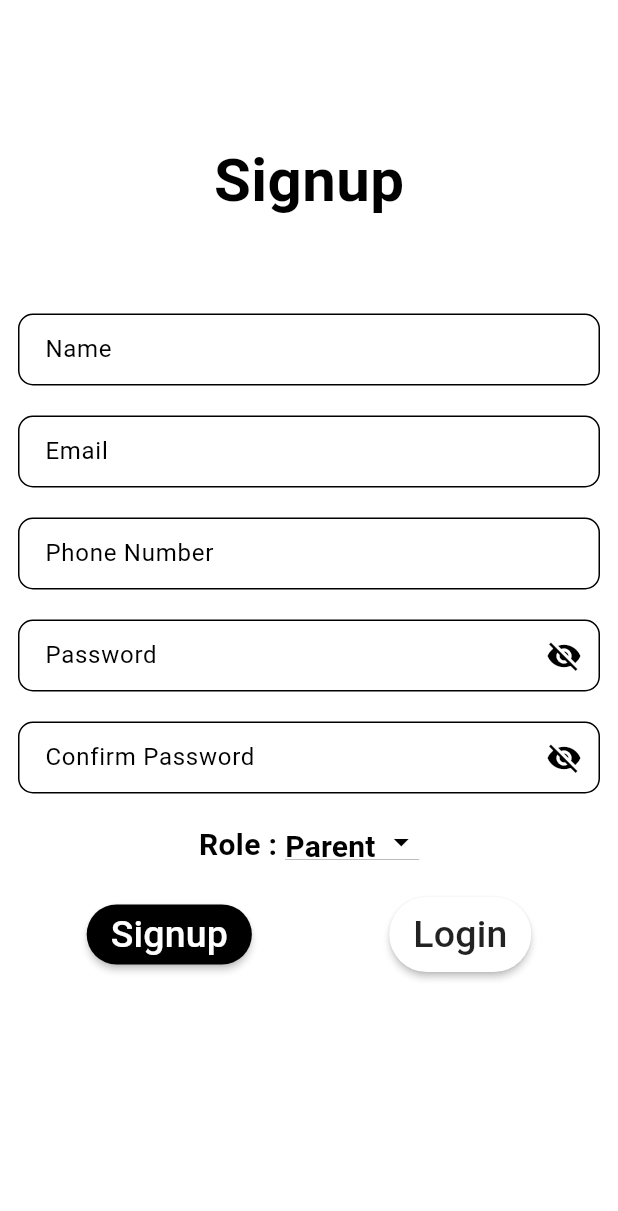
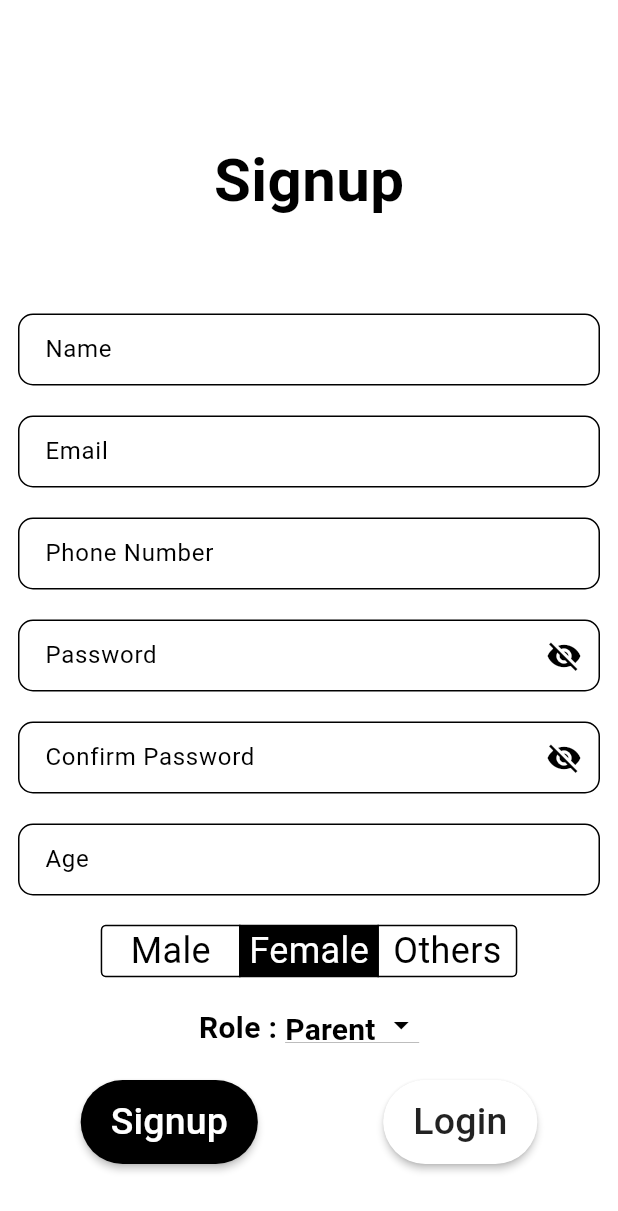
Before and after one commit to YuvrajSingh3110/memento, a Flutter app: the screen it shows after launch, after a tap on "Login", after a tap on "Signup", on a phone screen of 412 x 824 dp. Shown: the top 1211 px of the screen. Run offline on Flutter 3.47's test engine with Material 3 defaults, Android fonts, the phone set to English and light mode, and no system bars; our stand-ins replace cloud_firestore, firebase_auth, firebase_core, flutter_tts, google_maps_flutter, google_nav_bar and 7 more; missing offline and left inert: flutter_barcode_scanner, flutter_phone_direct_caller, flutter_polyline_points, flutter_sms_android, syncfusion_flutter_core; accounts and stored records are empty.

Commit message:
ui changes

```diff
--- a/frontend/memento/lib/model/event.dart
+++ b/frontend/memento/lib/model/event.dart
@@ -7,7 +7,7 @@ class Event {
   final String? desc;
   final DateTime from;
   final DateTime to;
-  final GeoPoint position = const GeoPoint(23.209915077246425, 72.58477158844471);
+  final GeoPoint position = const GeoPoint(23.204930, 72.584301);
   final Color bgColor;
   final bool isAllDay;
 
--- a/frontend/memento/lib/views/auth/login.dart
+++ b/frontend/memento/lib/views/auth/login.dart
@@ -27,13 +27,17 @@ class _LoginState extends State<Login> {
   @override
   Widget build(BuildContext context) {
     return Scaffold(
-      backgroundColor: Colors.white,
+      backgroundColor: const Color(0xfff5f5f5),
       body: SingleChildScrollView(
         child: Column(
           children: <Widget>[
+            ClipRRect(
+              borderRadius: BorderRadius.circular(20),
+              child: Image.asset("assets/signup.png"),
+            ),
             SizedBox(
               width: MediaQuery.of(context).size.width,
-              height: MediaQuery.of(context).size.height * 0.70,
+              //height: MediaQuery.of(context).size.height * 0.70,
               child: Center(
                 child: Container(
                   margin: const EdgeInsets.all(12),
@@ -52,6 +56,14 @@ class _LoginState extends State<Login> {
                             fontWeight: FontWeight.bold,
                             color: Colors.black,
                             fontSize: 40,
+                          ),
+                        ),
+                        const Text(
+                          "Please enter your details",
+                          style: TextStyle(
+                            fontWeight: FontWeight.bold,
+                            color: Colors.black,
+                            fontSize: 20,
                           ),
                         ),
                         const SizedBox(
@@ -152,7 +164,7 @@ class _LoginState extends State<Login> {
                             MaterialButton(
                               shape: const RoundedRectangleBorder(
                                   borderRadius:
-                                      BorderRadius.all(Radius.circular(25.0))),
+                                      BorderRadius.all(Radius.circular(50.0))),
                               height: 50,
                               onPressed: () {
                                 setState(() {
@@ -161,6 +173,7 @@ class _LoginState extends State<Login> {
                                 login(
                                     emailController.text, passwordController.text);
                               },
+                              padding: EdgeInsets.symmetric(horizontal: 20, vertical: 10),
                               color: Colors.black,
                               child: const Text(
                                 "Login",
@@ -173,11 +186,11 @@ class _LoginState extends State<Login> {
                             MaterialButton(
                               shape: const RoundedRectangleBorder(
                                 borderRadius: BorderRadius.all(
-                                  Radius.circular(20.0),
+                                  Radius.circular(50.0),
                                 ),
                               ),
-                              elevation: 5.0,
                               height: 40,
+                              padding: EdgeInsets.symmetric(horizontal: 20, vertical: 10),
                               onPressed: () {
                                 Navigator.pushReplacement(
                                   context,
--- a/frontend/memento/lib/views/auth/signup.dart
+++ b/frontend/memento/lib/views/auth/signup.dart
@@ -1,8 +1,8 @@
 import 'dart:io';
-
 
 import 'package:cloud_firestore/cloud_firestore.dart';
 import 'package:firebase_auth/firebase_auth.dart';
+import 'package:flutter/cupertino.dart';
 import 'package:flutter/material.dart';
 import 'package:provider/provider.dart';
 
@@ -26,11 +26,12 @@ class _SignupState extends State<Signup> {
   final _auth = FirebaseAuth.instance;
 
   final TextEditingController passwordController = TextEditingController();
-  final TextEditingController confirmpassController =
-      TextEditingController();
+  final TextEditingController confirmpassController = TextEditingController();
   final TextEditingController nameController = TextEditingController();
   final TextEditingController emailController = TextEditingController();
+  final TextEditingController ageController = TextEditingController();
   final TextEditingController mobileNumberController = TextEditingController();
+  int selectedGenderIndex = 1;
   bool _isObscure = true;
   bool _isObscure2 = true;
   File? file;
@@ -171,8 +172,7 @@ class _SignupState extends State<Signup> {
                             if (value!.isEmpty) {
                               return "Phone Number cannot be empty";
                             }
-                            if (!RegExp(
-                                r'^(?:[+0]9)?[0-9]{10}$')
+                            if (!RegExp(r'^(?:[+0]9)?[0-9]{10}$')
                                 .hasMatch(value)) {
                               return ("Please enter a valid email");
                             } else {
@@ -274,6 +274,56 @@ class _SignupState extends State<Signup> {
                         const SizedBox(
                           height: 20,
                         ),
+                        TextFormField(
+                          controller: ageController,
+                          decoration: InputDecoration(
+                            filled: true,
+                            fillColor: Colors.white,
+                            hintText: 'Age',
+                            enabled: true,
+                            contentPadding: const EdgeInsets.only(
+                                left: 14.0, bottom: 8.0, top: 8.0),
+                            enabledBorder: OutlineInputBorder(
+                              borderSide: BorderSide(
+                                  color: Theme.of(context).colorScheme.primary),
+                              borderRadius: BorderRadius.circular(10),
+                            ),
+                            border: OutlineInputBorder(
+                              borderSide: BorderSide(
+                                  color: Theme.of(context).colorScheme.primary),
+                              borderRadius: BorderRadius.circular(10),
+                            ),
+                          ),
+                          validator: (value) {
+                            if (value!.isEmpty) {
+                              return "Age cannot be empty";
+                            }
+                            return null;
+                          },
+                          onChanged: (value) {},
+                          keyboardType: TextInputType.number,
+                        ),
+                        const SizedBox(
+                          height: 20,
+                        ),
+                        CupertinoSegmentedControl<int>(
+                          children: const {
+                            0: Text(' Male ', style: TextStyle(fontSize: 24),),
+                            1: Text(' Female ', style: TextStyle(fontSize: 24),),
+                            2: Text(' Others ', style: TextStyle(fontSize: 24),),
+                          },
+                          groupValue: selectedGenderIndex,
+                          onValueChanged: (int value) {
+                            setState(() {
+                              selectedGenderIndex = value;
+                            });
+                          },
+                          borderColor: Colors.black,
+                          selectedColor: Colors.black,
+                        ),
+                        const SizedBox(
+                          height: 20,
+                        ),
                         Row(
                           mainAxisAlignment: MainAxisAlignment.center,
                           crossAxisAlignment: CrossAxisAlignment.start,
@@ -325,15 +375,20 @@ class _SignupState extends State<Signup> {
                             MaterialButton(
                               shape: const RoundedRectangleBorder(
                                   borderRadius:
-                                      BorderRadius.all(Radius.circular(20.0))),
+                                      BorderRadius.all(Radius.circular(50.0))),
                               height: 40,
+                              padding: EdgeInsets.symmetric(horizontal: 20, vertical: 10),
                               textColor: Colors.white,
                               onPressed: () {
                                 setState(() {
                                   showProgress = true;
                                 });
-                                signUp(nameController.text, emailController.text, mobileNumberController.text,
-                                    passwordController.text, role);
+                                signUp(
+                                    nameController.text,
+                                    emailController.text,
+                                    mobileNumberController.text,
+                                    passwordController.text,
+                                    role);
                               },
                               color: Colors.black,
                               child: const Text(
@@ -345,8 +400,9 @@ class _SignupState extends State<Signup> {
                             ),
                             MaterialButton(
                               shape: const RoundedRectangleBorder(
-                                  borderRadius:
-                                      BorderRadius.all(Radius.circular(25.0),)),
+                                  borderRadius: BorderRadius.all(
+                                Radius.circular(50.0),
+                              )),
                               height: 50,
                               hoverColor: Colors.black,
                               onPressed: () {
@@ -358,6 +414,7 @@ class _SignupState extends State<Signup> {
                                   ),
                                 );
                               },
+                              padding: EdgeInsets.symmetric(horizontal: 20, vertical: 10),
                               color: Colors.white,
                               child: const Text(
                                 "Login",
@@ -380,40 +437,52 @@ class _SignupState extends State<Signup> {
     );
   }
 
-  void signUp(String name, String email, String mobileNumber, String password, String role) async {
+  void signUp(String name, String email, String mobileNumber, String password,
+      String role) async {
     const CircularProgressIndicator();
     if (_formkey.currentState!.validate()) {
       await _auth
           .createUserWithEmailAndPassword(email: email, password: password)
-          .then((value) => {postDetailsToFirestore(name, email, mobileNumber, password, role)})
+          .then((value) => {
+                postDetailsToFirestore(
+                    name, email, mobileNumber, password, role)
+              })
           .catchError((e) {});
     }
   }
 
-  postDetailsToFirestore(String name, String email, String mobile, String password, String role) async {
+  postDetailsToFirestore(String name, String email, String mobile,
+      String password, String role) async {
     FirebaseFirestore firebaseFirestore = FirebaseFirestore.instance;
     var user = _auth.currentUser;
     CollectionReference ref;
-    if(role == 'Parent'){
+    if (role == 'Parent') {
       ref = firebaseFirestore.collection('parent');
-    }else{
+    } else {
       ref = firebaseFirestore.collection('patient');
     }
-    ref.doc(user!.uid).set({'name': name, 'email': email, 'mobile': mobile, 'password': password, 'role': role,});
-    if(role == "parent"){
+    ref.doc(user!.uid).set({
+      'name': name,
+      'email': email,
+      'mobile': mobile,
+      'password': password,
+      'role': role,
+    });
+    if (role == "parent") {
       ref.doc(user.uid).set({'patients': []});
-    }else{
+    } else {
       ref.doc(user.uid).set({'events': [], 'location': GeoPoint});
     }
     UserRole userRole = _convertStringToUserRole(role);
-    RoleProvider roleProvider = Provider.of<RoleProvider>(context, listen: false);
+    RoleProvider roleProvider =
+        Provider.of<RoleProvider>(context, listen: false);
     roleProvider.updateUserRole(userRole);
     await LocalDb.saveName(name);
     await LocalDb.saveEmail(email);
     await LocalDb.saveMobile(mobile);
     await LocalDb.saveRole(role);
-    Navigator.pushReplacement(
-        context, MaterialPageRoute(builder: (context) => BottomNavBar(role: role)));
+    Navigator.pushReplacement(context,
+        MaterialPageRoute(builder: (context) => BottomNavBar(role: role)));
   }
 
   UserRole _convertStringToUserRole(String role) {
@@ -423,7 +492,7 @@ class _SignupState extends State<Signup> {
       case 'patient':
         return UserRole.Patient;
       default:
-      // Handle unknown role or throw an error
+        // Handle unknown role or throw an error
         throw Exception('Unknown role: $role');
     }
   }
```
Also changed, not shown: frontend/memento/lib/views/patient/eventEditing.dart (+7 -1 lines), frontend/memento/lib/views/patient/mapscreenpatient.dart (+8 -28 lines), frontend/memento/lib/views/patient/showEvents.dart (+20 -2 lines), frontend/memento/assets/signup.png (added).
